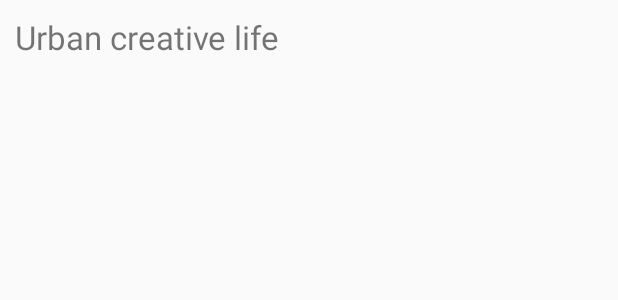
After one commit to Namazed/TestPlayer, an Android app: the layout item_song.xml on its own in the app's theme, with its tools: preview values and no code run, on a phone screen of 412 x 824 dp. The commit adds this screen. Shown: the top 300 px of the screen. Run offline under Robolectric (Android 15) with nearby library versions, the phone set to English and light mode, and no system bars.

Commit message:
Created main layout and item layout for recycler.

```diff
--- a/app/build.gradle
+++ b/app/build.gradle
@@ -25,6 +25,6 @@ dependencies {
         exclude group: 'com.android.support', module: 'support-annotations'
     })
     compile 'com.android.support:appcompat-v7:25.3.1'
-    compile 'com.android.support.constraint:constraint-layout:1.0.0-alpha9'
+    compile "com.android.support:design:25.3.1"
     testCompile 'junit:junit:4.12'
 }
--- /dev/null
+++ b/app/src/main/res/layout/item_song.xml
@@ -0,0 +1,28 @@
+<?xml version="1.0" encoding="utf-8"?>
+<RelativeLayout
+    xmlns:android="http://schemas.android.com/apk/res/android"
+    xmlns:tools="http://schemas.android.com/tools"
+    android:layout_width="match_parent"
+    android:layout_height="wrap_content"
+    android:layout_margin="10dp">
+
+    <TextView
+        android:id="@+id/text_name_song"
+        android:layout_width="wrap_content"
+        android:layout_height="wrap_content"
+        android:layout_alignParentLeft="true"
+        android:layout_alignParentStart="true"
+        android:layout_centerVertical="true"
+        android:gravity="center"
+        android:textSize="22sp"
+        tools:text="Urban creative life"/>
+
+    <ProgressBar
+        android:id="@+id/progress_load_music"
+        android:layout_width="wrap_content"
+        android:layout_height="wrap_content"
+        android:visibility="gone"
+        android:layout_alignParentEnd="true"
+        android:layout_alignParentRight="true"
+        android:indeterminate="true"/>
+</RelativeLayout>
--- /dev/null
+++ b/app/src/main/res/values/dimens.xml
@@ -0,0 +1,5 @@
+<?xml version="1.0" encoding="utf-8"?>
+<resources>
+    <dimen name="progress_music_margin">10dp</dimen>
+    <dimen name="btn_controller_music_margin">5dp</dimen>
+</resources>
```
Also changed, not shown: app/src/main/res/drawable/ic_pause.xml (added, +9 -0 lines), app/src/main/res/drawable/ic_play.xml (added, +9 -0 lines), app/src/main/res/drawable/ic_stop.xml (added, +9 -0 lines), app/src/main/res/layout/activity_main.xml (+39 -10 lines).
